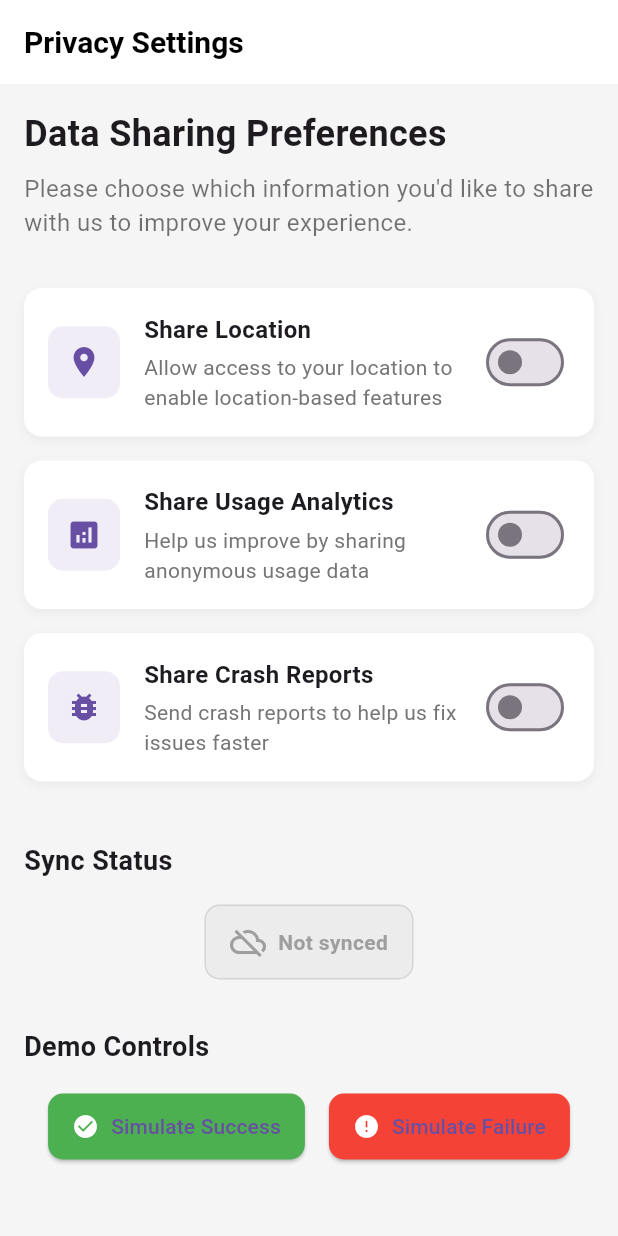
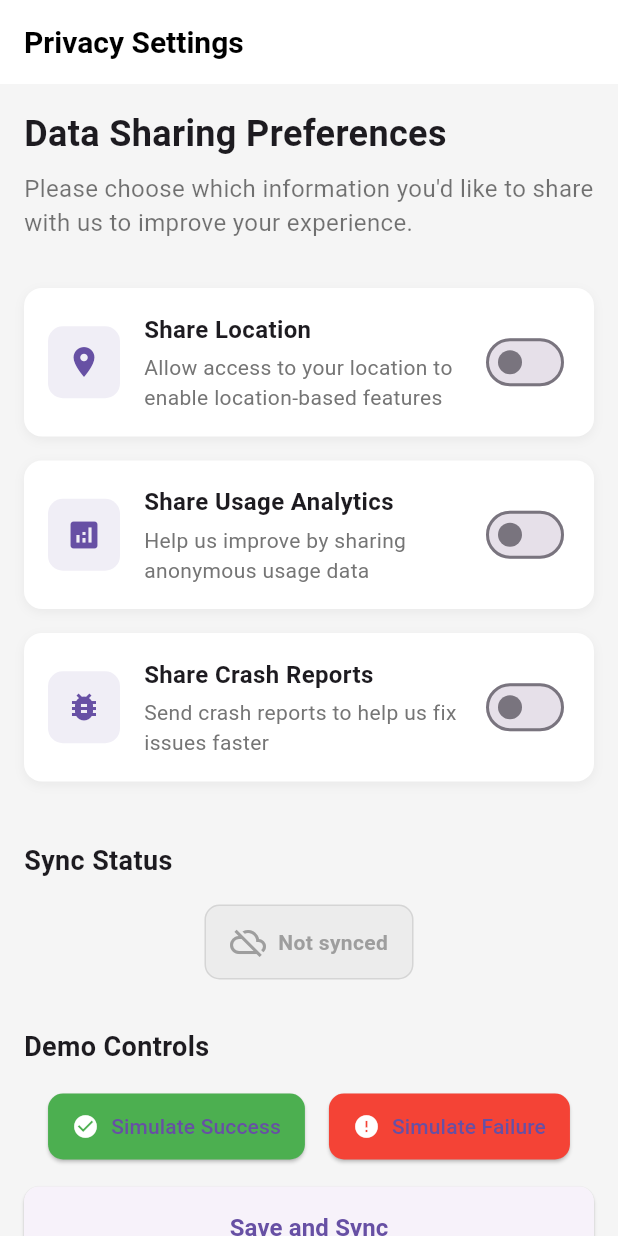
Before and after one commit to ananmouaz/permissions_coding_challenge, a Flutter app: the screen it shows after launch, on a phone screen of 412 x 824 dp. Run offline on Flutter 3.47's test engine with Material 3 defaults, Android fonts, the phone set to English and light mode, and no system bars; our stand-ins replace dio, equatable, flutter_bloc, fluttertoast, shared_preferences.

Commit message:
retouched the code

```diff
--- /dev/null
+++ b/devtools_options.yaml
@@ -0,0 +1,3 @@
+description: This file stores settings for Dart & Flutter DevTools.
+documentation: https://docs.flutter.dev/tools/devtools/extensions#configure-extension-enablement-states
+extensions:
--- a/lib/models/consent_model.dart
+++ b/lib/models/consent_model.dart
@@ -9,7 +9,7 @@ class ConsentModel {
     this.shareCrashReports = false,
   });
 
-  // Factory constructor to create a ConsentModel from JSON
+
   factory ConsentModel.fromJson(Map<String, dynamic> json) {
     return ConsentModel(
       shareLocation: json['shareLocation'] ?? false,
@@ -18,7 +18,6 @@ class ConsentModel {
     );
   }
 
-  // Method to convert ConsentModel to JSON
   Map<String, dynamic> toJson() {
     return {
       'shareLocation': shareLocation,
@@ -27,7 +26,6 @@ class ConsentModel {
     };
   }
 
-  // Clone with method to create a new instance with updated values
   ConsentModel copyWith({
     bool? shareLocation,
     bool? shareUsageAnalytics,
--- a/lib/screens/consent_screen.dart
+++ b/lib/screens/consent_screen.dart
@@ -6,7 +6,7 @@ import '../widgets/consent_toggle.dart';
 import '../widgets/sync_status_indicator.dart';
 
 class ConsentScreen extends StatelessWidget {
-  const ConsentScreen({Key? key}) : super(key: key);
+  const ConsentScreen({super.key});
 
   @override
   Widget build(BuildContext context) {
@@ -129,6 +129,28 @@ class ConsentScreen extends StatelessWidget {
                   ),
                   const SizedBox(height: 16),
 
+                  // Save button at the bottom
+                  SizedBox(
+                    width: double.infinity,
+                    child: ElevatedButton(
+                      onPressed: () {
+                        context.read<ConsentCubit>().syncConsent();
+                      },
+                      style: ElevatedButton.styleFrom(
+                        padding: const EdgeInsets.symmetric(vertical: 16),
+                        shape: RoundedRectangleBorder(
+                          borderRadius: BorderRadius.circular(10),
+                        ),
+                      ),
+                      child: const Text(
+                        'Save and Sync',
+                        style: TextStyle(
+                          fontSize: 16,
+                          fontWeight: FontWeight.bold,
+                        ),
+                      ),
+                    ),
+                  ),
                 ],
               ),
             ),
--- a/lib/services/api_service.dart
+++ b/lib/services/api_service.dart
@@ -5,8 +5,8 @@ enum ApiResult { success, failure }
 
 class ApiService {
   final Dio _dio;
-  // This is a stub API URL, replace with actual URL in a real app
-  final String _apiUrl = 'https://fake-api.example.com/consent';
+  // stub API URL
+  final String _apiUrl = 'https://fake-api.com/consent';
 
   ApiService() : _dio = Dio() {
     // Configure Dio if needed
@@ -26,7 +26,7 @@ class ApiService {
         ),
       );
 
-      // For demo purposes, we'll consider status codes in 200s as success
+      // we'll consider status codes in 200s as success
       if (response.statusCode != null && response.statusCode! >= 200 && response.statusCode! < 300) {
         return ApiResult.success;
       } else {
@@ -40,13 +40,13 @@ class ApiService {
 
   // For demo purposes, this method simulates API success
   Future<ApiResult> simulateSuccess() async {
-    await Future.delayed(const Duration(seconds: 2)); // Simulate network delay
+    await Future.delayed(const Duration(seconds: 2));
     return ApiResult.success;
   }
 
   // For demo purposes, this method simulates API failure
   Future<ApiResult> simulateFailure() async {
-    await Future.delayed(const Duration(seconds: 2)); // Simulate network delay
+    await Future.delayed(const Duration(seconds: 2));
     return ApiResult.failure;
   }
 }
--- a/lib/widgets/consent_toggle.dart
+++ b/lib/widgets/consent_toggle.dart
@@ -26,7 +26,7 @@ class ConsentToggle extends StatelessWidget {
         borderRadius: BorderRadius.circular(12),
         boxShadow: [
           BoxShadow(
-            color: Colors.black.withOpacity(0.05),
+            color: Colors.black.withValues(alpha: 0.05),
             offset: const Offset(0, 2),
             blurRadius: 5,
             spreadRadius: 0,
@@ -38,7 +38,7 @@ class ConsentToggle extends StatelessWidget {
           Container(
             padding: const EdgeInsets.all(12),
             decoration: BoxDecoration(
-              color: Theme.of(context).primaryColor.withOpacity(0.1),
+              color: Theme.of(context).primaryColor.withValues(alpha: 0.1),
               borderRadius: BorderRadius.circular(10),
             ),
             child: Icon(
--- a/lib/widgets/sync_status_indicator.dart
+++ b/lib/widgets/sync_status_indicator.dart
@@ -72,9 +72,9 @@ class _StatusCard extends StatelessWidget {
     return Container(
       padding: const EdgeInsets.symmetric(horizontal: 16, vertical: 12),
       decoration: BoxDecoration(
-        color: color.withOpacity(0.1),
+        color: color.withValues(alpha: 0.1),
         borderRadius: BorderRadius.circular(10),
-        border: Border.all(color: color.withOpacity(0.3)),
+        border: Border.all(color: color.withValues(alpha: 0.3)),
       ),
       child: Row(
         mainAxisSize: MainAxisSize.min,
@@ -104,7 +104,7 @@ class _StatusCard extends StatelessWidget {
               child: Container(
                 padding: const EdgeInsets.symmetric(horizontal: 12, vertical: 6),
                 decoration: BoxDecoration(
-                  color: color.withOpacity(0.2),
+                  color: color.withValues(alpha: 0.2),
                   borderRadius: BorderRadius.circular(20),
                 ),
                 child: Row(
```
Also changed, not shown: lib/services/storage_service.dart (+4 -12 lines).
